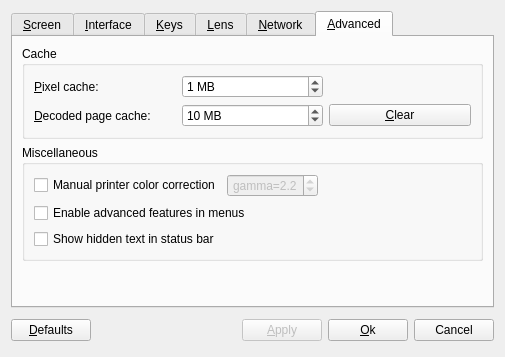
Before: the Qt Designer form src/qdjviewprefsdialog.ui in barak/djview4, drawn with Qt 5.
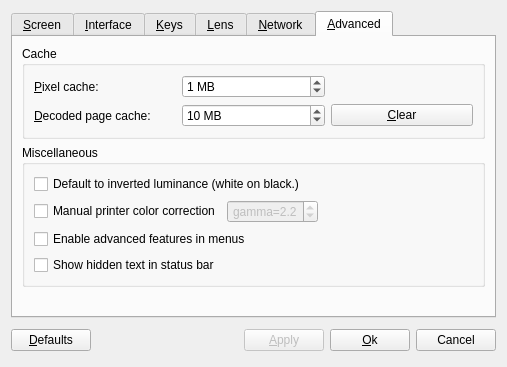
After: the same form once the commit is applied. The open tabs and pages were chosen to show the change. Custom widgets are drawn as their Qt base class.

Commit message: Added menu and prefs to invert image luminance

```diff
--- a/src/qdjviewprefsdialog.ui
+++ b/src/qdjviewprefsdialog.ui
@@ -1,12 +1,12 @@
 <ui version="4.0" >
  <class>QDjViewPrefsDialog</class>
- <widget class="QDialog" name="QDjViewPrefsDialog" >
-  <property name="geometry" >
+ <widget class="QDialog" name="QDjViewPrefsDialog">
+  <property name="geometry">
    <rect>
     <x>0</x>
     <y>0</y>
-    <width>505</width>
-    <height>357</height>
+    <width>507</width>
+    <height>367</height>
    </rect>
   </property>
   <property name="windowTitle" >
@@ -951,16 +951,8 @@
        </item>
       </layout>
      </widget>
-     <widget class="QWidget" name="advancedTab" >
-      <property name="geometry" >
-       <rect>
-        <x>0</x>
-        <y>0</y>
-        <width>483</width>
-        <height>265</height>
-       </rect>
-      </property>
-      <attribute name="title" >
+     <widget class="QWidget" name="advancedTab">
+      <attribute name="title">
        <string>&amp;Advanced</string>
       </attribute>
       <layout class="QVBoxLayout" >
@@ -1045,7 +1037,14 @@
          </property>
          <layout class="QVBoxLayout" >
           <item>
-           <layout class="QHBoxLayout" >
+           <widget class="QCheckBox" name="invertLuminanceCheckBox">
+            <property name="text">
+             <string>Default to inverted luminance (white on black.)</string>
+            </property>
+           </widget>
+          </item>
+          <item>
+           <layout class="QHBoxLayout">
             <item>
              <widget class="QCheckBox" name="printerManualCheckBox" >
               <property name="text" >
```
Left out of the diff: 772 changed lines with no effect on the pictures. The commit also changes 6 other files.
